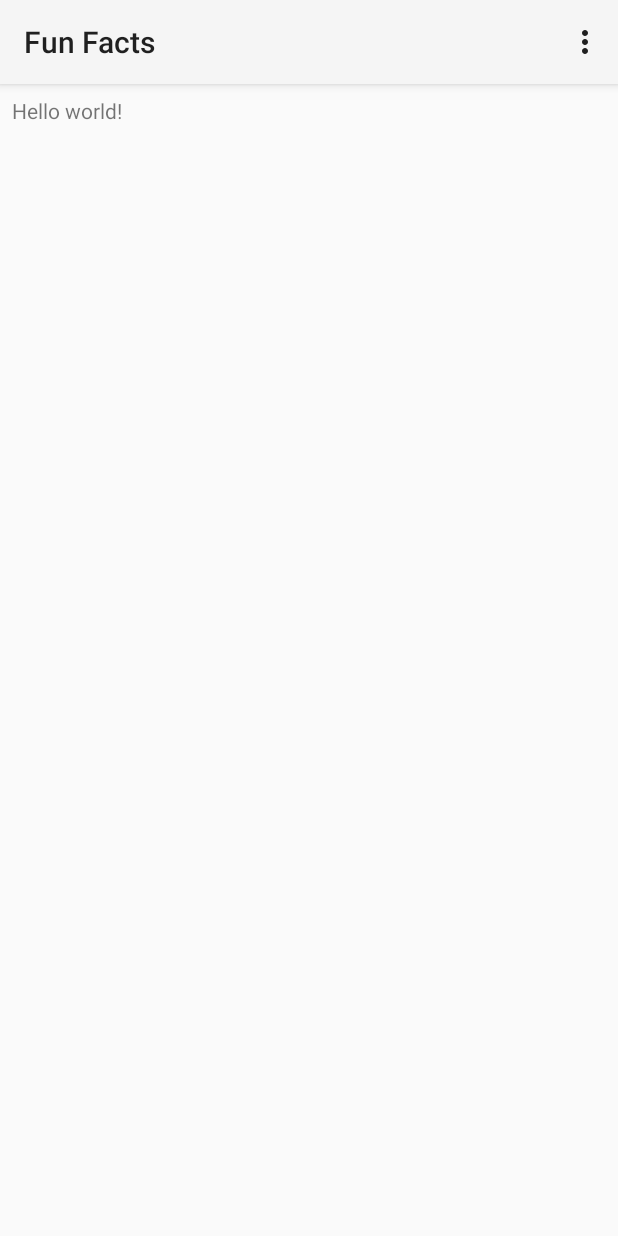
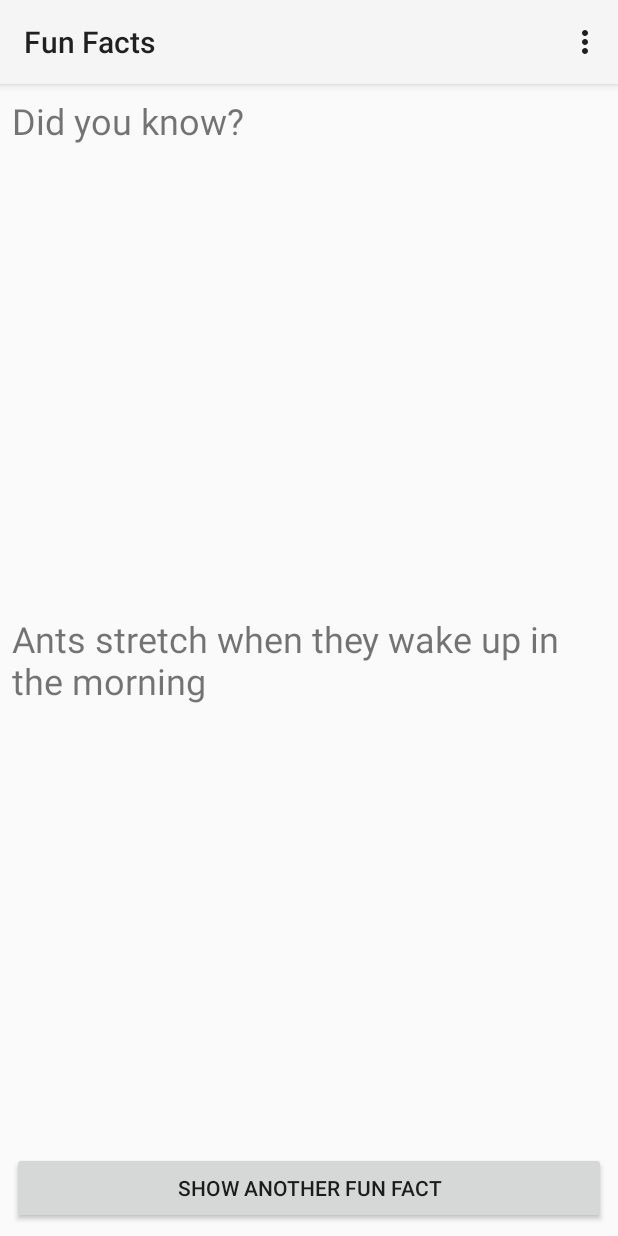
Before and after one commit to pcorletto/FunFactsApp, an Android app: the screen it shows after launch (FunFactsActivity), on a phone screen of 412 x 824 dp. Run offline under Robolectric (Android 15) with nearby library versions, the phone set to English and light mode, and no system bars.

Commit message:
2nd commit

```diff
--- a/app/src/main/res/layout/activity_fun_facts.xml
+++ b/app/src/main/res/layout/activity_fun_facts.xml
@@ -1,11 +1,35 @@
 <RelativeLayout xmlns:android="http://schemas.android.com/apk/res/android"
-    xmlns:tools="http://schemas.android.com/tools" android:layout_width="match_parent"
-    android:layout_height="match_parent" android:paddingLeft="@dimen/activity_horizontal_margin"
+    xmlns:tools="http://schemas.android.com/tools"
+    android:layout_width="match_parent"
+    android:layout_height="match_parent"
+    android:paddingLeft="@dimen/activity_horizontal_margin"
     android:paddingRight="@dimen/activity_horizontal_margin"
     android:paddingTop="@dimen/activity_vertical_margin"
     android:paddingBottom="@dimen/activity_vertical_margin" tools:context=".FunFactsActivity">
 
-    <TextView android:text="@string/hello_world" android:layout_width="wrap_content"
-        android:layout_height="wrap_content" />
+    <TextView
+        android:text="Did you know?"
+        android:layout_width="wrap_content"
+        android:layout_height="wrap_content"
+        android:id="@+id/TextView"
+        android:textSize="24sp" />
+
+    <TextView
+        android:layout_width="wrap_content"
+        android:layout_height="wrap_content"
+        android:text="Ants stretch when they wake up in the morning"
+        android:id="@+id/factTextView"
+        android:layout_centerVertical="true"
+        android:layout_alignParentLeft="true"
+        android:layout_alignParentStart="true"
+        android:textSize="24sp" />
+
+    <Button
+        android:layout_width="match_parent"
+        android:layout_height="wrap_content"
+        android:text="Show Another Fun Fact"
+        android:id="@+id/showFactButton"
+        android:layout_alignParentBottom="true"
+        android:layout_centerHorizontal="true" />
 
 </RelativeLayout>
--- a/app/src/main/res/values/strings.xml
+++ b/app/src/main/res/values/strings.xml
@@ -2,7 +2,7 @@
 <resources>
 
     <string name="app_name">Fun Facts</string>
-    <string name="hello_world">Hello world!</string>
+    <string name="hello_world">Hello World!</string>
     <string name="action_settings">Settings</string>
 
 </resources>
```
